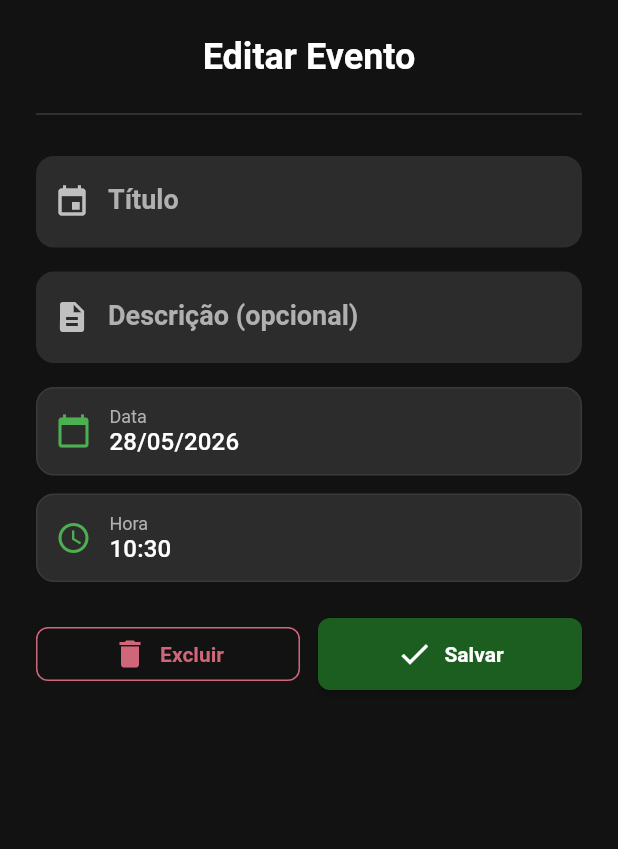
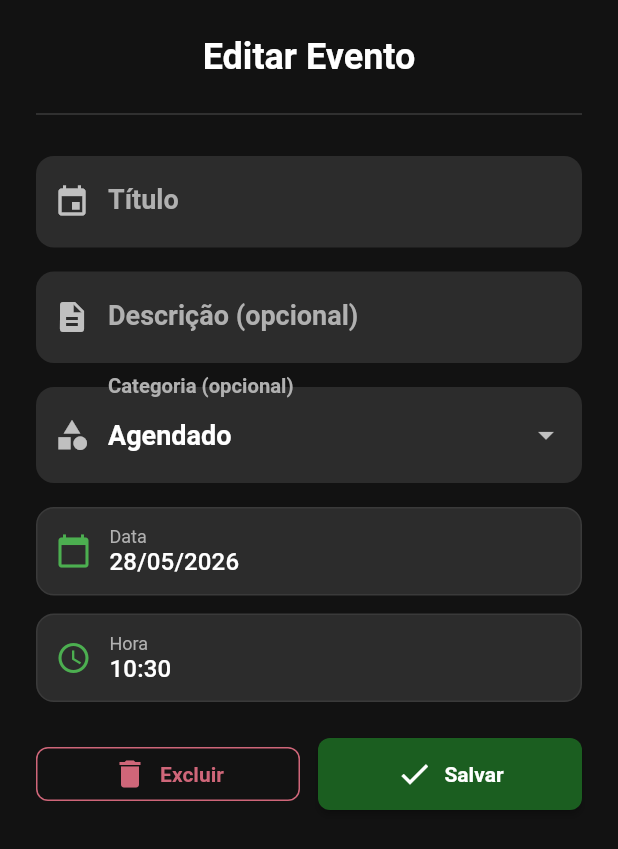
Before and after one commit to GuilhermePerelra/SharedCalendar, a Flutter app: the EditEventBottomSheet widget shown alone on an empty page, opened directly with empty values, on a phone screen of 412 x 824 dp. Shown: the top 849 px of the screen. Run offline on Flutter 3.47's test engine with Material 3 defaults, Android fonts, the phone set to English and light mode, and no system bars; our stand-ins replace go_router, supabase_flutter, table_calendar; accounts and stored records are empty; network calls fail.

Commit message:
adicionado categorias

```diff
--- a/lib/models/event.dart
+++ b/lib/models/event.dart
@@ -1,8 +1,11 @@
+import 'event_category.dart';
+
 class Event {
   final String id;
   final String title;
   final DateTime targetDate;
   final String? description;
+  final EventCategory? category;
   final DateTime createdAt;
   final DateTime? updatedAt;
   final String createdBy;
@@ -16,6 +19,7 @@ class Event {
     required this.title,
     required this.targetDate,
     this.description,
+    this.category,
     required this.createdAt,
     required this.updatedAt,
     required this.createdBy,
@@ -29,6 +33,7 @@ class Event {
       title: json['title'] as String,
       targetDate: DateTime.parse(json['target_date'] as String),
       description: json['description'] as String?,
+      category: EventCategory.fromString(json['category'] as String?),
       createdAt: DateTime.parse(json['created_at'] as String),
       updatedAt: json['updated_at'] != null
           ? DateTime.parse(json['updated_at'] as String)
--- /dev/null
+++ b/lib/models/event_category.dart
@@ -0,0 +1,22 @@
+enum EventCategory {
+  agendado('Agendado');
+
+  final String displayName;
+
+  const EventCategory(this.displayName);
+
+  /// Converte uma string do banco para EventCategory
+  static EventCategory? fromString(String? value) {
+    if (value == null) return null;
+    try {
+      return EventCategory.values.firstWhere(
+        (category) => category.name == value,
+      );
+    } catch (_) {
+      return null;
+    }
+  }
+
+  /// Retorna o valor para salvar no banco
+  String toDbString() => name;
+}
--- a/lib/pages/home_page.dart
+++ b/lib/pages/home_page.dart
@@ -491,7 +491,9 @@ class _HomePageState extends State<HomePage> {
                             ),
                             itemBuilder: (context, index) {
                               final event = _selectedDayEvents[index];
-                              final isOwner = event.createdBy == _authService.currentUser?.id;
+                              final isOwner =
+                                  event.createdBy ==
+                                  _authService.currentUser?.id;
                               return EventListItem(
                                 event: event,
                                 isOwner: isOwner,
--- a/lib/services/attendance_service.dart
+++ b/lib/services/attendance_service.dart
@@ -35,7 +35,9 @@ class AttendanceService {
   Future<List<AttendanceStatus>> getAttendees(int eventId) async {
     final response = await _supabase
         .from('event_attendance')
-        .select('id, event_id, user_id, status, updated_at, users!fk_attendance_user(username, login)')
+        .select(
+          'id, event_id, user_id, status, updated_at, users!fk_attendance_user(username, login)',
+        )
         .eq('event_id', eventId)
         .neq('status', 'pending')
         .order('updated_at', ascending: false);
--- a/lib/widgets/edit_event_bottom_sheet.dart
+++ b/lib/widgets/edit_event_bottom_sheet.dart
@@ -1,6 +1,7 @@
 import 'package:flutter/material.dart';
 import 'package:intl/intl.dart';
 import '../models/event.dart';
+import '../models/event_category.dart';
 import '../services/event_service.dart';
 import '../themes/app_theme.dart';
 
@@ -22,6 +23,7 @@ class _EditEventBottomSheetState extends State<EditEventBottomSheet> {
   late TextEditingController _titleController;
   late TextEditingController _descriptionController;
   late DateTime _selectedDateTime;
+  EventCategory? _selectedCategory;
   bool _isLoading = false;
 
   final EventService _eventService = EventService();
@@ -33,6 +35,7 @@ class _EditEventBottomSheetState extends State<EditEventBottomSheet> {
     _descriptionController = TextEditingController(
       text: widget.event.description ?? '',
     );
+    _selectedCategory = widget.event.category;
     _selectedDateTime = widget.event.targetDate;
   }
 
@@ -118,6 +121,7 @@ class _EditEventBottomSheetState extends State<EditEventBottomSheet> {
         description: _descriptionController.text.trim().isEmpty
             ? null
             : _descriptionController.text.trim(),
+        category: _selectedCategory,
       );
 
       if (!mounted) return;
@@ -231,6 +235,32 @@ class _EditEventBottomSheetState extends State<EditEventBottomSheet> {
               textCapitalization: TextCapitalization.sentences,
             ),
             const SizedBox(height: 16),
+           DropdownButtonFormField<EventCategory?>(
+              value: _selectedCategory,
+              onChanged: _isLoading
+                  ? null
+                  : (value) {
+                      setState(() => _selectedCategory = value);
+                    },
+              decoration: InputDecoration(
+                labelText: 'Categoria (opcional)',
+                prefixIcon: const Icon(Icons.category),
+              ),
+              items: [
+                const DropdownMenuItem<EventCategory?>(
+                  value: null,
+                  child: Text('Sem categoria'),
+                ),
+
+                ...EventCategory.values.map(
+                  (category) => DropdownMenuItem<EventCategory?>(
+                    value: category,
+                    child: Text(category.displayName),
+                  ),
+                ),
+              ],
+            ),
+            const SizedBox(height: 16),
             GestureDetector(
               onTap: _isLoading ? null : _selectDate,
               child: Container(
--- a/lib/widgets/event_list_item.dart
+++ b/lib/widgets/event_list_item.dart
@@ -1,6 +1,7 @@
 import 'package:flutter/material.dart';
 import 'package:intl/intl.dart';
 import '../models/event.dart';
+import '../models/event_category.dart';
 import '../services/attendance_service.dart';
 import '../themes/app_theme.dart';
 import 'attendance_bottom_sheet.dart';
@@ -129,6 +130,7 @@ class _EventListItemState extends State<EventListItem> {
                   ),
                 ],
               ),
+              if (widget.event.category == EventCategory.agendado)
                 IconButton(
                   icon: Icon(
                     _statusIcon(_myStatus),
```
Also changed, not shown: lib/services/event_service.dart (+16 -3 lines), lib/widgets/create_event_bottom_sheet.dart (+29 -0 lines). Lines whose indentation alone changed are shown as unchanged.
